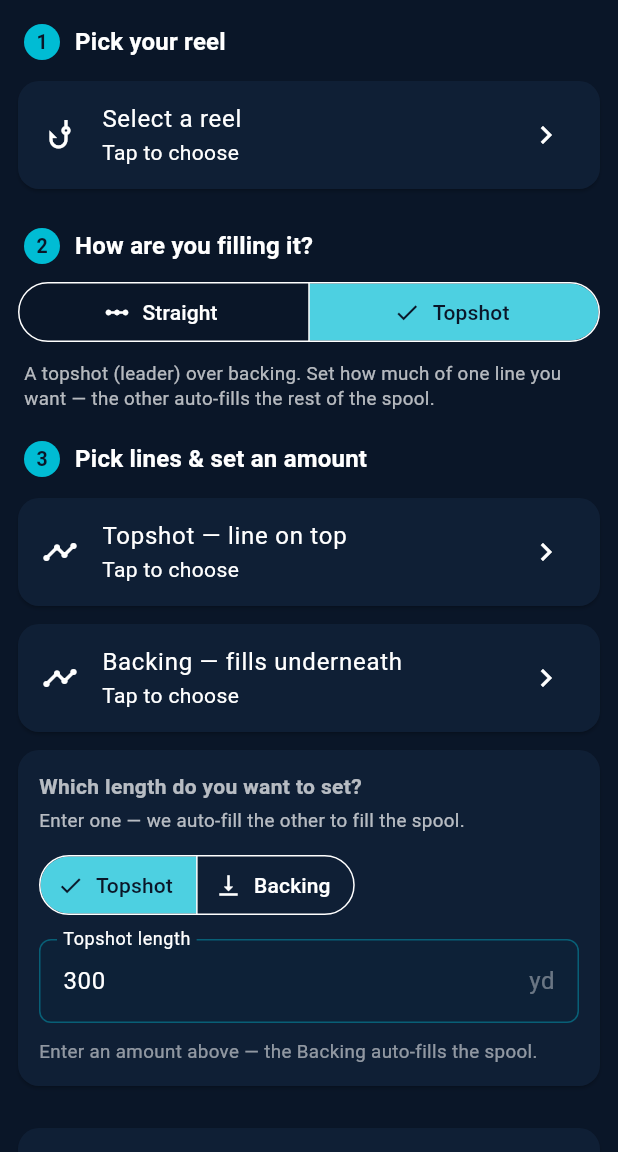
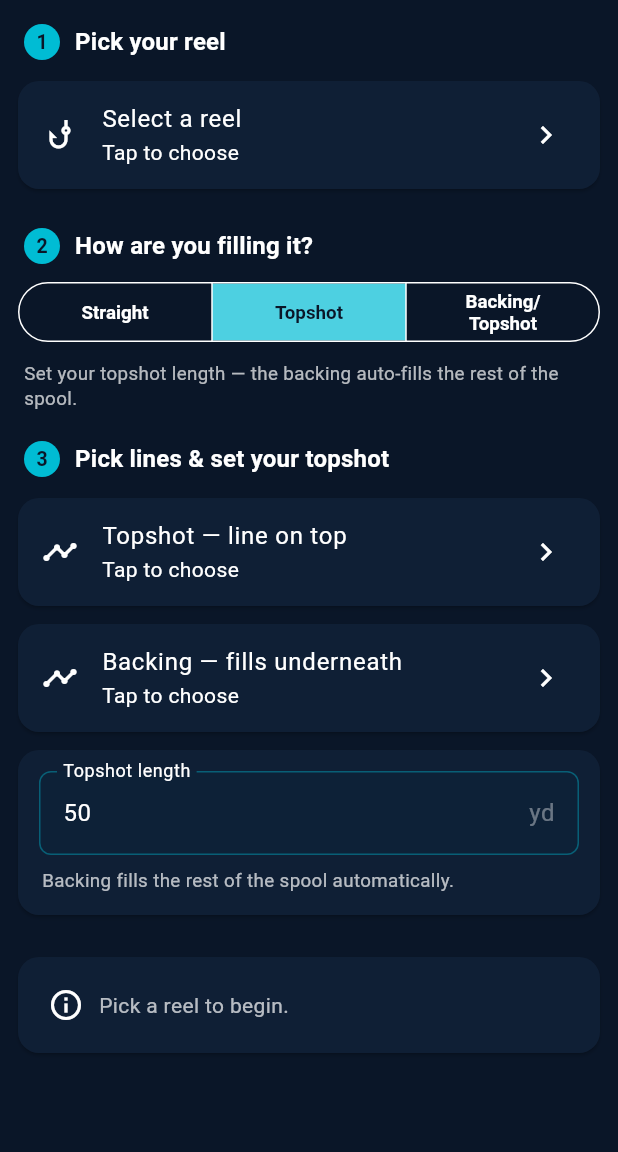
Before and after one commit to SilasMarner/open-spool, a Flutter app: the screen it shows after launch, after a tap on "Topshot", on a phone screen of 412 x 824 dp, the part 84-1236 px from its top. Run offline on Flutter 3.47's test engine with Material 3 defaults, Android fonts, the phone set to English and light mode, and no system bars; our stand-ins replace share_plus, shared_preferences, sqflite; accounts and stored records are empty.

Commit message:
Promote fill type to a 3-way front-screen choice
Step 2 now offers Straight / Topshot / Backing-Topshot directly, replacing
the nested "which length to set" sub-control:

- Topshot: set the topshot length, backing auto-fills the spool
- Backing/Topshot: set both lengths; result shows fill % and warns when the
  two together exceed spool capacity
- Drop the confusing live auto-fill preview sentence (result card already
  shows the computed breakdown live)

Engine: add mixBoth() + computeMixBoth() for both-lengths-set capacity check;
result card + share text take a custom overflow message. Save/load map the
fill type to LoadoutMode + segment fixedYards. User guide updated.

```diff
--- a/lib/services/loadout_result.dart
+++ b/lib/services/loadout_result.dart
@@ -22,12 +22,17 @@ class ComputedResult {
   final List<ResultLine> rows;
   final double? fillFraction;
   final bool overflow;
+
+  /// Custom message shown when [overflow] is true; null falls back to the
+  /// card's default ("the fixed line alone overfills").
+  final String? overflowText;
   final bool unverified;
   const ComputedResult({
     required this.reel,
     required this.rows,
     this.fillFraction,
     this.overflow = false,
+    this.overflowText,
     this.unverified = false,
   });
 }
@@ -79,6 +84,40 @@ ComputedResult computeMix({
   );
 }
 
+/// Topshot mix with BOTH lengths set explicitly. [topYards]/[backYards] are in
+/// engine units (yards). Flags an overflow when the two exceed the spool.
+ComputedResult computeMixBoth({
+  required Reel reel,
+  required Line topshot,
+  required Line backing,
+  required double topYards,
+  required double backYards,
+}) {
+  final r = mixBoth(
+    spoolK: reel.spoolK,
+    topDiameterIn: topshot.diameterIn,
+    topPackingFactor: topshot.packingFactor,
+    backDiameterIn: backing.diameterIn,
+    backPackingFactor: backing.packingFactor,
+    topYards: topYards,
+    backYards: backYards,
+  );
+  return ComputedResult(
+    reel: reel,
+    rows: [
+      ResultLine('Topshot — ${topshot.displayName}', topYards, sub: 'you set'),
+      ResultLine('Backing — ${backing.displayName}', backYards, sub: 'you set'),
+    ],
+    fillFraction: r.fillFraction,
+    overflow: r.overflow,
+    overflowText: r.overflow
+        ? 'These two lengths need ~${(r.fillFraction * 100).toStringAsFixed(0)}% '
+            'of the spool — more than it holds. Trim the topshot or backing.'
+        : null,
+    unverified: reel.unverified || topshot.unverified || backing.unverified,
+  );
+}
+
 /// Compute a saved loadout, resolving its ids against the catalog. Returns null
 /// if the reel or a referenced line can no longer be found.
 ComputedResult? computeLoadout(Loadout l) {
@@ -106,7 +145,16 @@ ComputedResult? computeLoadout(Loadout l) {
   final back = catalog.line(backSeg.lineId);
   if (top == null || back == null) return null;
 
-  // Whichever segment carries a fixedYards is the pinned one.
+  // Both segments pinned → both-lengths mode; otherwise the pinned one fills.
+  if (topSeg.fixedYards != null && backSeg.fixedYards != null) {
+    return computeMixBoth(
+      reel: reel,
+      topshot: top,
+      backing: back,
+      topYards: topSeg.fixedYards!,
+      backYards: backSeg.fixedYards!,
+    );
+  }
   final fixed = topSeg.fixedYards != null
       ? FixedSegment.topshot
       : FixedSegment.backing;
@@ -132,7 +180,7 @@ String shareSummary(ComputedResult r, UnitSystem u, {String? title}) {
     b.writeln('${row.label}: ${u.length(row.yards)}$sub');
   }
   if (r.overflow) {
-    b.writeln('Note: the fixed line alone overfills this spool.');
+    b.writeln('Note: ${r.overflowText ?? 'the fixed line alone overfills this spool.'}');
   } else if (r.fillFraction != null) {
     b.writeln('Spool fill: ~${(r.fillFraction! * 100).toStringAsFixed(0)}%');
   }
--- a/lib/ui/screens/home_screen.dart
+++ b/lib/ui/screens/home_screen.dart
@@ -16,6 +16,10 @@ import 'manual_screen.dart';
 import 'reel_picker_screen.dart';
 import 'settings_screen.dart';
 
+/// Front-screen fill type: one straight line, a topshot (set the topshot length,
+/// backing auto-fills), or backing + topshot with both lengths set explicitly.
+enum _FillType { straight, topshot, both }
+
 class HomeScreen extends StatefulWidget {
   const HomeScreen({super.key});
 
@@ -25,14 +29,14 @@ class HomeScreen extends StatefulWidget {
 
 class _HomeScreenState extends State<HomeScreen> {
   Reel? _reel;
-  LoadoutMode _mode = LoadoutMode.straight;
+  _FillType _fill = _FillType.straight;
 
   Line? _straightLine;
 
   Line? _topshotLine;
   Line? _backingLine;
-  FixedSegment _fixed = FixedSegment.topshot;
-  final _fixedYards = TextEditingController(text: '300');
+  final _topYards = TextEditingController(text: '50');
+  final _backYards = TextEditingController(text: '300');
 
   @override
   void initState() {
@@ -49,7 +53,8 @@ class _HomeScreenState extends State<HomeScreen> {
   @override
   void dispose() {
     settings.removeListener(_onSettingsChanged);
-    _fixedYards.dispose();
+    _topYards.dispose();
+    _backYards.dispose();
     super.dispose();
   }
 
@@ -93,16 +98,11 @@ class _HomeScreenState extends State<HomeScreen> {
           const SizedBox(height: 8),
           _modeHelp(),
           const SizedBox(height: 16),
-          _StepHeader(
-            3,
-            _mode == LoadoutMode.straight
-                ? 'Pick your line'
-                : 'Pick lines & set an amount',
-          ),
-          if (_mode == LoadoutMode.straight)
+          _StepHeader(3, _stepThreeTitle()),
+          if (_fill == _FillType.straight)
             _straightSection()
           else
-            _topshotSection(),
+            _mixSection(),
           const SizedBox(height: 16),
           _result(),
         ],
@@ -141,28 +141,40 @@ class _HomeScreenState extends State<HomeScreen> {
     );
   }
 
-  Widget _modeToggle() => SegmentedButton<LoadoutMode>(
+  Widget _modeToggle() => SegmentedButton<_FillType>(
+        showSelectedIcon: false,
+        style: const ButtonStyle(
+          textStyle: WidgetStatePropertyAll(
+            TextStyle(fontSize: 12.5, fontWeight: FontWeight.w600),
+          ),
+          padding: WidgetStatePropertyAll(
+            EdgeInsets.symmetric(horizontal: 6),
+          ),
+        ),
         segments: const [
+          ButtonSegment(value: _FillType.straight, label: Text('Straight')),
+          ButtonSegment(value: _FillType.topshot, label: Text('Topshot')),
           ButtonSegment(
-            value: LoadoutMode.straight,
-            label: Text('Straight'),
-            icon: Icon(Icons.linear_scale),
-          ),
-          ButtonSegment(
-            value: LoadoutMode.topshot,
-            label: Text('Topshot'),
-            icon: Icon(Icons.layers),
+            value: _FillType.both,
+            label: Text('Backing/\nTopshot', textAlign: TextAlign.center),
           ),
         ],
-        selected: {_mode},
-        onSelectionChanged: (s) => setState(() => _mode = s.first),
+        selected: {_fill},
+        onSelectionChanged: (s) => setState(() => _fill = s.first),
       );
 
   Widget _modeHelp() {
-    final msg = _mode == LoadoutMode.straight
-        ? 'One line fills the whole spool.'
-        : 'A topshot (leader) over backing. Set how much of one line you '
-            'want — the other auto-fills the rest of the spool.';
+    final String msg;
+    switch (_fill) {
+      case _FillType.straight:
+        msg = 'One line fills the whole spool.';
+      case _FillType.topshot:
+        msg = 'Set your topshot length — the backing auto-fills the rest of '
+            'the spool.';
+      case _FillType.both:
+        msg = 'Set both the backing and topshot lengths — the result warns if '
+            'they exceed the spool.';
+    }
     return Padding(
       padding: const EdgeInsets.symmetric(horizontal: 4),
       child: Text(
@@ -170,6 +182,17 @@ class _HomeScreenState extends State<HomeScreen> {
         style: const TextStyle(color: Colors.white70, fontSize: 12.5, height: 1.35),
       ),
     );
+  }
+
+  String _stepThreeTitle() {
+    switch (_fill) {
+      case _FillType.straight:
+        return 'Pick your line';
+      case _FillType.topshot:
+        return 'Pick lines & set your topshot';
+      case _FillType.both:
+        return 'Pick lines & set both lengths';
+    }
   }
 
   // ---- Straight ------------------------------------------------------------
@@ -180,10 +203,11 @@ class _HomeScreenState extends State<HomeScreen> {
         onPick: (l) => setState(() => _straightLine = l),
       );
 
-  // ---- Topshot -------------------------------------------------------------
+  // ---- Backing + topshot ---------------------------------------------------
 
-  Widget _topshotSection() {
+  Widget _mixSection() {
     final unit = settings.units.lengthUnit;
+    final both = _fill == _FillType.both;
     return Column(
       children: [
         _lineTile(
@@ -204,46 +228,26 @@ class _HomeScreenState extends State<HomeScreen> {
             child: Column(
               crossAxisAlignment: CrossAxisAlignment.start,
               children: [
-                const Text(
-                  'Which length do you want to set?',
-                  style: TextStyle(fontWeight: FontWeight.w600),
+                _yardsField(
+                  controller: _topYards,
+                  label: 'Topshot length',
+                  unit: unit,
                 ),
-                const SizedBox(height: 4),
-                const Text(
-                  'Enter one — we auto-fill the other to fill the spool.',
-                  style: TextStyle(color: Colors.white70, fontSize: 12.5),
-                ),
-                const SizedBox(height: 10),
-                SegmentedButton<FixedSegment>(
-                  segments: const [
-                    ButtonSegment(
-                      value: FixedSegment.topshot,
-                      label: Text('Topshot'),
-                      icon: Icon(Icons.vertical_align_top),
+                if (both) ...[
+                  const SizedBox(height: 12),
+                  _yardsField(
+                    controller: _backYards,
+                    label: 'Backing length',
+                    unit: unit,
+                  ),
+                ] else
+                  const Padding(
+                    padding: EdgeInsets.only(top: 8, left: 2),
+                    child: Text(
+                      'Backing fills the rest of the spool automatically.',
+                      style: TextStyle(color: Colors.white70, fontSize: 12.5),
                     ),
-                    ButtonSegment(
-                      value: FixedSegment.backing,
-                      label: Text('Backing'),
-                      icon: Icon(Icons.vertical_align_bottom),
-                    ),
-                  ],
-                  selected: {_fixed},
-                  onSelectionChanged: (s) => setState(() => _fixed = s.first),
-                ),
-                const SizedBox(height: 12),
-                TextField(
-                  controller: _fixedYards,
-                  keyboardType: const TextInputType.numberWithOptions(decimal: true),
-                  decoration: InputDecoration(
-                    labelText:
-                        '${_fixed == FixedSegment.topshot ? "Topshot" : "Backing"} length',
-                    suffixText: unit,
-                    border: const OutlineInputBorder(),
                   ),
-                  onChanged: (_) => setState(() {}),
-                ),
-                const SizedBox(height: 10),
-                _autoPreview(),
               ],
             ),
           ),
@@ -252,67 +256,27 @@ class _HomeScreenState extends State<HomeScreen> {
     );
   }
 
-  /// Live feedback under the amount field: shows the auto-filled length of the
-  /// other segment so the trade-off is obvious as you type.
-  Widget _autoPreview() {
-    final theme = Theme.of(context);
-    final autoLabel = _fixed == FixedSegment.topshot ? 'Backing' : 'Topshot';
-    final r = _mixResult();
-    if (r == null) {
-      return Text(
-        'Enter an amount above — the $autoLabel auto-fills the spool.',
-        style: const TextStyle(color: Colors.white54, fontSize: 12.5),
-      );
-    }
-    if (r.overflow) {
-      return _previewRow(
-        Icons.error_outline,
-        theme.colorScheme.error,
-        'That ${_fixed == FixedSegment.topshot ? "topshot" : "backing"} alone '
-            'overfills the spool — reduce it.',
-      );
-    }
-    final autoYards =
-        _fixed == FixedSegment.topshot ? r.rows[1].yards : r.rows[0].yards;
-    return _previewRow(
-      Icons.subdirectory_arrow_right,
-      theme.colorScheme.primary,
-      '$autoLabel auto-fills to ~${settings.units.length(autoYards)} '
-          'to top off the spool.',
-    );
-  }
-
-  Widget _previewRow(IconData icon, Color color, String text) => Row(
-        crossAxisAlignment: CrossAxisAlignment.start,
-        children: [
-          Icon(icon, size: 16, color: color),
-          const SizedBox(width: 6),
-          Expanded(
-            child: Text(
-              text,
-              style: TextStyle(color: color, fontSize: 12.5, height: 1.3),
-            ),
-          ),
-        ],
+  Widget _yardsField({
+    required TextEditingController controller,
+    required String label,
+    required String unit,
+  }) =>
+      TextField(
+        controller: controller,
+        keyboardType: const TextInputType.numberWithOptions(decimal: true),
+        decoration: InputDecoration(
+          labelText: label,
+          suffixText: unit,
+          border: const OutlineInputBorder(),
+        ),
+        onChanged: (_) => setState(() {}),
       );
 
-  /// Current topshot/backing mix from live state, or null if incomplete.
-  ComputedResult? _mixResult() {
-    final reel = _reel;
-    final top = _topshotLine;
-    final back = _backingLine;
-    if (reel == null || top == null || back == null) return null;
-    final entered = double.tryParse(_fixedYards.text.trim());
-    if (entered == null || entered <= 0) return null;
-    final fixedYd =
-        settings.units == UnitSystem.metric ? metersToYards(entered) : entered;
-    return computeMix(
-      reel: reel,
-      topshot: top,
-      backing: back,
-      fixed: _fixed,
-      fixedYards: fixedYd,
-    );
+  /// Parse a length field in the active unit → yards, or null if blank/invalid.
+  double? _yards(TextEditingController c) {
+    final v = double.tryParse(c.text.trim());
+    if (v == null || v <= 0) return null;
+    return settings.units == UnitSystem.metric ? metersToYards(v) : v;
   }
 
   Widget _lineTile({
@@ -349,7 +313,7 @@ class _HomeScreenState extends State<HomeScreen> {
       return const _Hint('Pick a reel to begin.');
     }
 
-    if (_mode == LoadoutMode.straight) {
+    if (_fill == _FillType.straight) {
       final line = _straightLine;
       if (line == null) return const _Hint('Pick a line to see capacity.');
       return _card(computeStraight(reel: reel, line: line));
@@ -360,20 +324,31 @@ class _HomeScreenState extends State<HomeScreen> {
     if (top == null || back == null) {
       return const _Hint('Pick both a topshot and a backing line.');
     }
-    final fixedYards = double.tryParse(_fixedYards.text.trim());
-    if (fixedYards == null || fixedYards <= 0) {
-      return const _Hint('Enter a fixed length greater than zero.');
+
+    if (_fill == _FillType.topshot) {
+      final y = _yards(_topYards);
+      if (y == null) return const _Hint('Enter a topshot length greater than zero.');
+      return _card(computeMix(
+        reel: reel,
+        topshot: top,
+        backing: back,
+        fixed: FixedSegment.topshot,
+        fixedYards: y,
+      ));
     }
-    // Input length is in the active unit; convert to yards for the engine.
-    final fixedYd =
-        settings.units == UnitSystem.metric ? metersToYards(fixedYards) : fixedYards;
 
-    return _card(computeMix(
+    // Backing/Topshot: both lengths set explicitly.
+    final ty = _yards(_topYards);
+    final by = _yards(_backYards);
+    if (ty == null || by == null) {
+      return const _Hint('Enter both a topshot and a backing length.');
+    }
+    return _card(computeMixBoth(
       reel: reel,
       topshot: top,
       backing: back,
-      fixed: _fixed,
-      fixedYards: fixedYd,
+      topYards: ty,
+      backYards: by,
     ));
   }
 
@@ -381,6 +356,7 @@ class _HomeScreenState extends State<HomeScreen> {
         rows: [for (final row in r.rows) ResultRow(row.label, row.yards, sub: row.sub)],
         fillFraction: r.fillFraction,
         overflow: r.overflow,
+        overflowText: r.overflowText,
         unverifiedInputs: r.unverified,
         onShare: () => _shareResult(r),
       );
@@ -406,25 +382,31 @@ class _HomeScreenState extends State<HomeScreen> {
     final reel = catalog.reel(l.reelId);
     setState(() {
       _reel = reel;
-      _mode = l.mode;
       if (l.mode == LoadoutMode.straight) {
+        _fill = _FillType.straight;
         _straightLine = l.segments.isNotEmpty ? catalog.line(l.segments.first.lineId) : null;
       } else {
+        double? topF;
+        double? backF;
         for (final seg in l.segments) {
           final line = catalog.line(seg.lineId);
           if (seg.role == SegmentRole.topshot) {
             _topshotLine = line;
-            if (seg.fixedYards != null) {
-              _fixed = FixedSegment.topshot;
-              _fixedYards.text = _formatFixed(seg.fixedYards!);
-            }
+            topF = seg.fixedYards;
           } else {
             _backingLine = line;
-            if (seg.fixedYards != null) {
-              _fixed = FixedSegment.backing;
-              _fixedYards.text = _formatFixed(seg.fixedYards!);
-            }
+            backF = seg.fixedYards;
           }
+        }
+        if (topF != null && backF != null) {
+          // Both lengths pinned → Backing/Topshot.
+          _fill = _FillType.both;
+          _topYards.text = _formatFixed(topF);
+          _backYards.text = _formatFixed(backF);
+        } else {
+          // Topshot pinned, backing auto-filled.
+          _fill = _FillType.topshot;
+          if (topF != null) _topYards.text = _formatFixed(topF);
         }
       }
     });
@@ -441,7 +423,7 @@ class _HomeScreenState extends State<HomeScreen> {
 
     // Validate the current setup is complete enough to save.
     final List<LineSegment> segments;
-    if (_mode == LoadoutMode.straight) {
+    if (_fill == _FillType.straight) {
       if (_straightLine == null) {
         _toast('Pick a line first.');
         return;
@@ -452,23 +434,30 @@ class _HomeScreenState extends State<HomeScreen> {
         _toast('Pick both lines first.');
         return;
       }
-      final entered = double.tryParse(_fixedYards.text.trim());
-      if (entered == null || entered <= 0) {
-        _toast('Enter a valid fixed length.');
+      final topFixed = _yards(_topYards);
+      if (topFixed == null) {
+        _toast('Enter a valid topshot length.');
         return;
       }
-      final fixedYd =
-          settings.units == UnitSystem.metric ? metersToYards(entered) : entered;
+      // Backing/Topshot pins both; Topshot leaves the backing to auto-fill.
+      double? backFixed;
+      if (_fill == _FillType.both) {
+        backFixed = _yards(_backYards);
+        if (backFixed == null) {
+          _toast('Enter a valid backing length.');
+          return;
+        }
+      }
       segments = [
         LineSegment(
           lineId: _topshotLine!.id,
           role: SegmentRole.topshot,
-          fixedYards: _fixed == FixedSegment.topshot ? fixedYd : null,
+          fixedYards: topFixed,
         ),
         LineSegment(
           lineId: _backingLine!.id,
           role: SegmentRole.backing,
-          fixedYards: _fixed == FixedSegment.backing ? fixedYd : null,
+          fixedYards: backFixed,
         ),
       ];
     }
@@ -479,7 +468,7 @@ class _HomeScreenState extends State<HomeScreen> {
     await loadoutRepo.save(Loadout(
       name: name.trim(),
       reelId: reel.id,
-      mode: _mode,
+      mode: _fill == _FillType.straight ? LoadoutMode.straight : LoadoutMode.topshot,
       segments: segments,
     ));
     _toast('Saved "$name".');
--- a/lib/ui/screens/manual_screen.dart
+++ b/lib/ui/screens/manual_screen.dart
@@ -139,16 +139,19 @@ class ManualScreen extends StatelessWidget {
     ),
     _Section(
       Icons.layers,
-      'Straight vs. Topshot',
+      'Straight, Topshot, Backing/Topshot',
       [
-        'The Straight / Topshot toggle picks how you’re filling the spool.',
+        'Step 2 picks how you’re filling the spool — three options:',
         '• Straight — one line fills the whole spool. The result is simply how '
             'many yards of that line the reel holds.',
-        '• Topshot — a fixed length of one line over a backing that fills the '
-            'rest. Choose which segment is the fixed one (topshot or backing), '
-            'type its length, and the app computes the fill of the other.',
-        'If the fixed segment alone is larger than the spool, the result card '
-            'flags an overflow so you can shorten it.',
+        '• Topshot — set your topshot length and the backing auto-fills the '
+            'rest of the spool. Best for a leader/topshot over backing when you '
+            'only care about the topshot.',
+        '• Backing/Topshot — set both the topshot and the backing length '
+            'yourself. The result shows how full the spool is and warns if the '
+            'two together exceed its capacity.',
+        'If a length is larger than the spool can hold, the result card flags '
+            'an overflow so you can shorten it.',
       ],
     ),
     _Section(
--- a/lib/ui/widgets/capacity_result_card.dart
+++ b/lib/ui/widgets/capacity_result_card.dart
@@ -16,6 +16,9 @@ class CapacityResultCard extends StatelessWidget {
   final List<ResultRow> rows;
   final double? fillFraction;
   final bool overflow;
+
+  /// Overrides the default overflow message when provided.
+  final String? overflowText;
   final bool unverifiedInputs;
 
   /// When provided, a Share button is shown that hands the result to the system
@@ -27,6 +30,7 @@ class CapacityResultCard extends StatelessWidget {
     required this.rows,
     this.fillFraction,
     this.overflow = false,
+    this.overflowText,
     this.unverifiedInputs = false,
     this.onShare,
   });
@@ -79,8 +83,9 @@ class CapacityResultCard extends StatelessWidget {
               _Note(
                 icon: Icons.error_outline,
                 color: theme.colorScheme.error,
-                text: 'The fixed line alone overfills this spool. Reduce its '
-                    'length or pick a thinner line.',
+                text: overflowText ??
+                    'The fixed line alone overfills this spool. Reduce its '
+                        'length or pick a thinner line.',
               )
             else if (fillFraction != null)
               _Note(
```
Also changed, not shown: lib/services/capacity_calculator.dart (+22 -0 lines).
